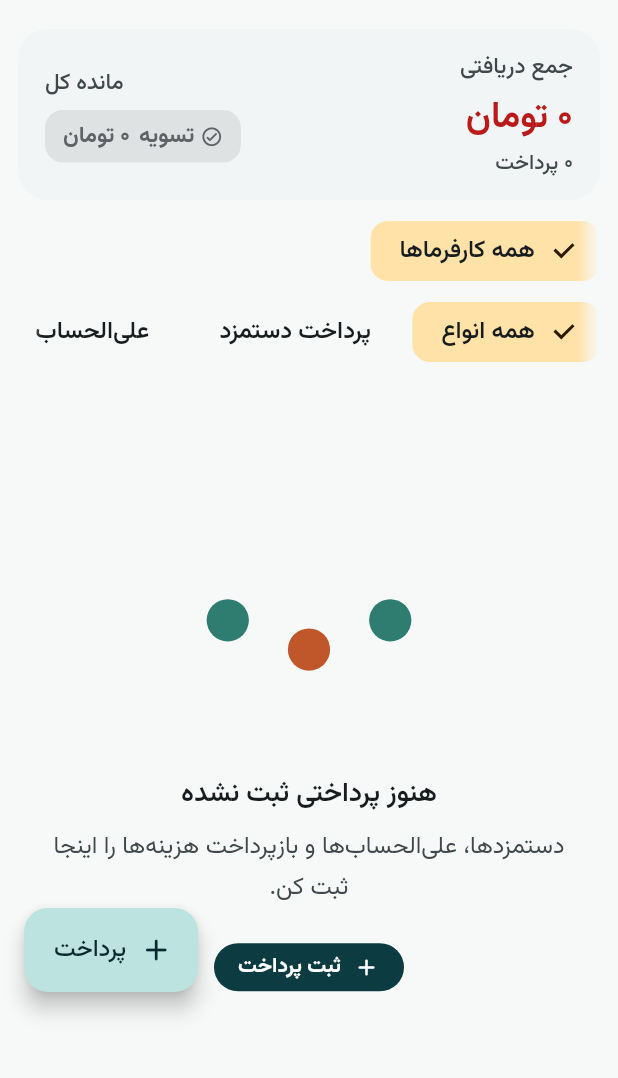
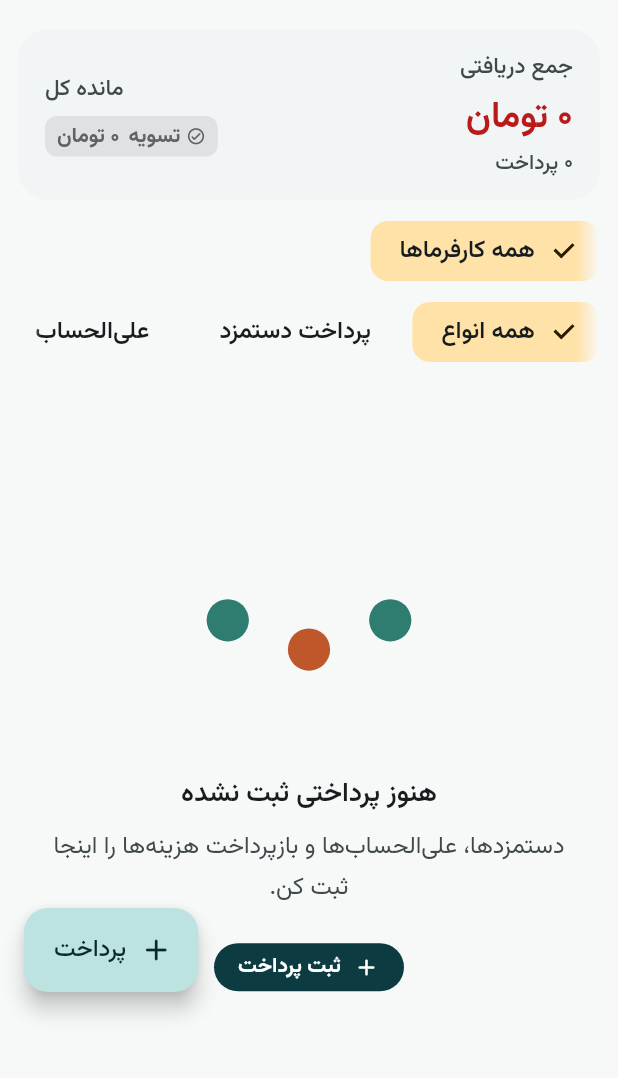
Before and after one commit to Dipi-App/app, a Flutter app: the PaymentsPage screen opened directly, on a phone screen of 412 x 824 dp, the part 67-1145 px from its top. Run offline on Flutter 3.47's test engine with Material 3 defaults, Android fonts, the phone set to English and light mode, and no system bars; drawn by our look-alikes of flutter_animate; our stand-ins replace drift, drift_flutter, file_picker, fl_chart, flutter_riverpod, flutter_tts and 5 more; missing offline and left inert: workmanager; accounts and stored records are empty; generated files the repository leaves out were written again; statements that could not run were skipped.

Commit message:
feat(balance): show received from employer, not debt
Payments above recorded wages (e.g. a big advance) are money the
worker has received, not a debt. Label the state «دریافت از
کارفرما» in neutral blue instead of red.

```diff
--- a/lib/core/help/help_content.dart
+++ b/lib/core/help/help_content.dart
@@ -62,7 +62,7 @@ abstract final class HelpContent {
     id: 'see-balance',
     title: 'چطور بفهمم چقدر طلب دارم؟',
     icon: Icons.account_balance_wallet_outlined,
-    intro: 'سبز یعنی کارفرما به تو بدهکار است، سرخ یعنی تو به او.',
+    intro: 'سبز یعنی کارفرما به تو بدهکار است، آبی یعنی از او پول گرفته‌ای.',
     steps: [
       'به بخش «آمار» برو.',
       'بالای صفحه «مانده کل» را ببین.',
--- a/lib/core/theme/app_colors.dart
+++ b/lib/core/theme/app_colors.dart
@@ -59,13 +59,13 @@ class AppColors {
 
   // Light-mode settlement colors, tuned for >= 4.5:1 on a light surface.
   static const int creditor = 0xFF1F6B5C;
-  static const int debtor = 0xFFB3261E;
+  static const int received = 0xFF2F6FBF;
   static const int settled = 0xFF5F6368;
   static const int pending = 0xFF8A6A00;
 
   // Dark-mode variants, tuned for >= 4.5:1 on a dark surface.
   static const int creditorDark = 0xFF7FD9C4;
-  static const int debtorDark = 0xFFFFB4AB;
+  static const int receivedDark = 0xFFA8C7FA;
   static const int settledDark = 0xFFB9C6C4;
   static const int pendingDark = 0xFFF5C453;
 
@@ -73,7 +73,7 @@ class AppColors {
   /// the mode; prefer [settlementColor] in widgets so dark mode stays readable.
   static Color forState(SettlementState state) => switch (state) {
     SettlementState.creditor => const Color(creditor),
-    SettlementState.debtor => const Color(debtor),
+    SettlementState.received => const Color(received),
     SettlementState.settled => const Color(settled),
   };
 
@@ -82,7 +82,7 @@ class AppColors {
     final dark = Theme.of(context).brightness == Brightness.dark;
     return switch (state) {
       SettlementState.creditor => Color(dark ? creditorDark : creditor),
-      SettlementState.debtor => Color(dark ? debtorDark : debtor),
+      SettlementState.received => Color(dark ? receivedDark : received),
       SettlementState.settled => Color(dark ? settledDark : settled),
     };
   }
--- a/lib/core/utils/money.dart
+++ b/lib/core/utils/money.dart
@@ -66,6 +66,6 @@ String formatMoneyCompact(int rialAmount, CurrencyUnit unit) {
 
 String formatBalanceLabel(int rialAmount) {
   if (rialAmount > 0) return 'طلبکار';
-  if (rialAmount < 0) return 'بدهکار';
+  if (rialAmount < 0) return 'دریافت از کارفرما';
   return 'تسویه';
 }
--- a/lib/domain/enums.dart
+++ b/lib/domain/enums.dart
@@ -44,7 +44,7 @@ enum ThemeChoice {
 
 enum SettlementState {
   creditor('طلب شما'),
-  debtor('بدهی شما'),
+  received('دریافت از کارفرما'),
   settled('تسویه');
 
   const SettlementState(this.label);
--- a/lib/domain/settlement.dart
+++ b/lib/domain/settlement.dart
@@ -4,16 +4,17 @@ import 'work_entry_stats.dart';
 
 SettlementState settlementStateOf(int balanceRial) {
   if (balanceRial > 0) return SettlementState.creditor;
-  if (balanceRial < 0) return SettlementState.debtor;
+  if (balanceRial < 0) return SettlementState.received;
   return SettlementState.settled;
 }
 
 /// Balance rule for one employer in a period:
 /// `balance = sum(wage_amount) + sum(out_of_pocket_amount) − sum(payments)`.
 ///
-/// Positive → the employer owes the worker. Negative → the worker owes the
-/// employer (for example after a big advance). Wages whose amount is not filled
-/// in yet are reported separately and are not counted.
+/// Positive → the employer owes the worker. Negative → the worker has received
+/// more than the recorded wages (for example after a big advance); it is shown
+/// as "received from employer", never as a debt. Wages whose amount is not
+/// filled in yet are reported separately and are not counted.
 class SettlementSummary {
   const SettlementSummary({
     required this.entryTotals,
--- a/lib/features/onboarding/presentation/onboarding_page.dart
+++ b/lib/features/onboarding/presentation/onboarding_page.dart
@@ -46,8 +46,8 @@ class _OnboardingPageState extends ConsumerState<OnboardingPage> {
     _Slide(
       icon: Icons.account_balance_wallet_rounded,
       title: 'حسابت را بدان',
-      body: 'سبز یعنی کارفرما به تو بدهکار است و سرخ یعنی تو به او. همه چیز با '
-          'عدد و رنگ روشن است.',
+      body: 'سبز یعنی کارفرما به تو بدهکار است و آبی یعنی از او پول گرفته‌ای. '
+          'همه چیز با عدد و رنگ روشن است.',
     ),
     _Slide(
       icon: Icons.lock_outline_rounded,
--- a/lib/features/payments/presentation/payments_page.dart
+++ b/lib/features/payments/presentation/payments_page.dart
@@ -256,7 +256,7 @@ class _SummaryBar extends StatelessWidget {
                 ),
               ),
               const SizedBox(height: 6),
-              BalanceChip(balanceRial: balanceRial),
+              BalanceChip(balanceRial: balanceRial, compact: true),
             ],
           ),
         ],
--- a/lib/features/stats/presentation/stats_page.dart
+++ b/lib/features/stats/presentation/stats_page.dart
@@ -276,12 +276,12 @@ class _BalanceHero extends StatelessWidget {
     final color = AppColors.settlementColor(context, state);
     final icon = switch (state) {
       SettlementState.creditor => Icons.trending_up_rounded,
-      SettlementState.debtor => Icons.trending_down_rounded,
+      SettlementState.received => Icons.call_received_rounded,
       SettlementState.settled => Icons.check_circle_outline_rounded,
     };
     final hint = switch (state) {
       SettlementState.creditor => 'کارفرماها به تو بدهکارند',
-      SettlementState.debtor => 'تو به کارفرماها بدهکاری',
+      SettlementState.received => 'از کارفرماها دریافت کرده‌ای',
       SettlementState.settled => 'حساب‌ها تسویه است',
     };
 
--- a/lib/shared/widgets/balance_chip.dart
+++ b/lib/shared/widgets/balance_chip.dart
@@ -7,7 +7,7 @@ import 'money_text.dart';
 
 IconData _stateIcon(SettlementState state) => switch (state) {
   SettlementState.creditor => Icons.trending_up_rounded,
-  SettlementState.debtor => Icons.trending_down_rounded,
+  SettlementState.received => Icons.call_received_rounded,
   SettlementState.settled => Icons.check_circle_outline_rounded,
 };
 
@@ -47,7 +47,14 @@ class BalanceChip extends StatelessWidget {
         children: [
           Icon(_stateIcon(state), size: compact ? 13 : 15, color: color),
           const SizedBox(width: 4),
-          Text(state.label, style: style),
+          Flexible(
+            child: Text(
+              state.label,
+              style: style,
+              maxLines: 1,
+              overflow: TextOverflow.ellipsis,
+            ),
+          ),
           if (showAmount) ...[
             const SizedBox(width: 6),
             MoneyText(
```
Also changed, not shown: lib/features/payments/presentation/settlement_page.dart (+9 -8 lines), 5 other files.
